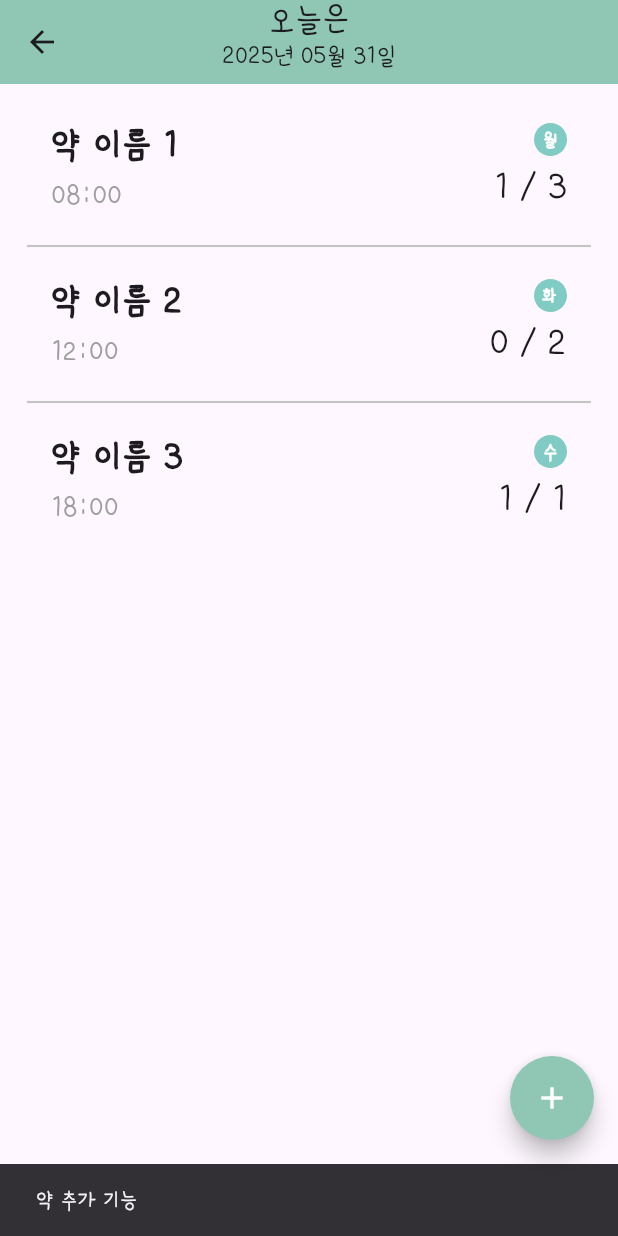
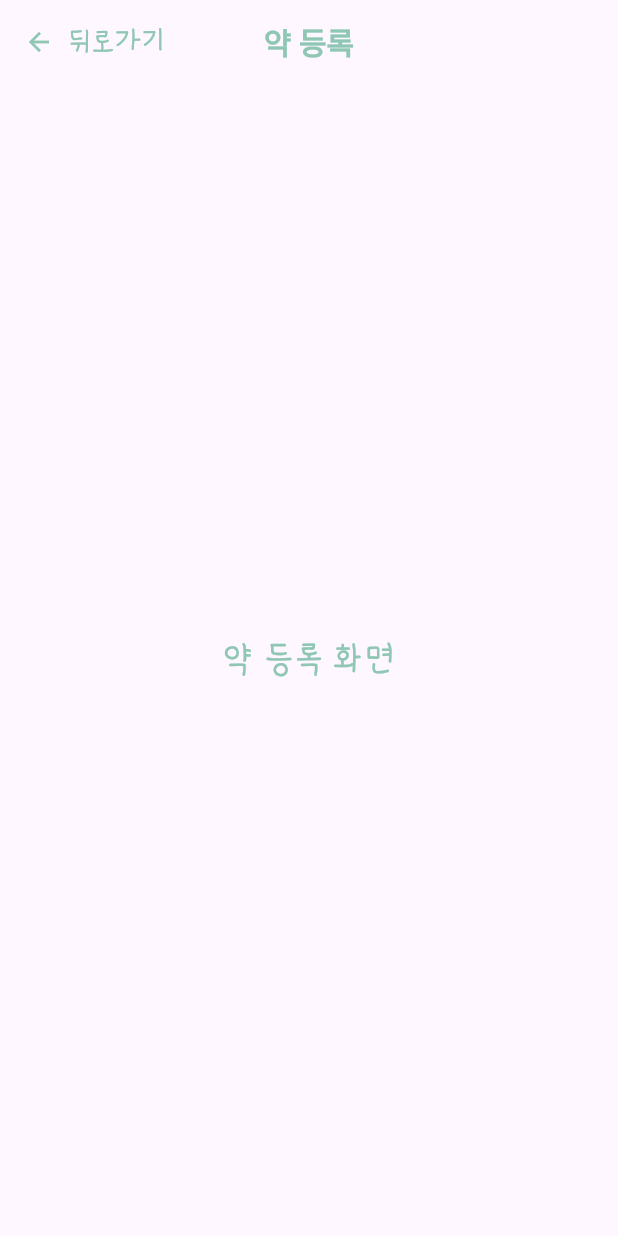
Before and after one commit to DrugManager/Drug, a Flutter app: the HomeScreen screen opened directly, after a tap on the "add" icon, on a phone screen of 412 x 824 dp. Run offline on Flutter 3.47's test engine with Material 3 defaults, Android fonts, the phone set to English and light mode, and no system bars; drawn by our look-alikes of flutter_slidable.

Commit message:
[Feat] #6 약 등록 페이지 경로 추가

```diff
--- /dev/null
+++ b/lib/features/add_drug/add_drug_screen.dart
@@ -0,0 +1,35 @@
+//TODO - 약 등록 화면
+import 'package:flutter/material.dart';
+import 'package:drug/resources/colors.dart';
+
+class AddDrugScreen extends StatelessWidget {
+  const AddDrugScreen({super.key});
+
+  @override
+  Widget build(BuildContext context) {
+    return Scaffold(
+      appBar: AppBar(
+        centerTitle: true,
+        backgroundColor: Colors.transparent,
+        title: const Text('약 등록'),
+        titleTextStyle: TextStyle(
+          color: mainColor,
+          fontSize: 20,
+          fontWeight: FontWeight.bold,
+        ),
+        leading: TextButton.icon(
+          onPressed: () => Navigator.pop(context),
+          icon: Icon(Icons.arrow_back, color: mainColor, size: 20),
+          label: Text('뒤로가기', style: TextStyle(color: mainColor, fontSize: 20)),
+        ),
+        leadingWidth: 130,
+      ),
+      body: Center(
+        child: Text(
+          '약 등록 화면',
+          style: TextStyle(fontSize: 24, color: mainColor),
+        ),
+      ),
+    );
+  }
+}
--- a/lib/features/home/home_screen.dart
+++ b/lib/features/home/home_screen.dart
@@ -2,6 +2,7 @@ import 'package:flutter/material.dart';
 import 'package:intl/intl.dart';
 import 'package:drug/resources/colors.dart';
 import 'package:drug/features/home/widget/drug_list_widget.dart';
+import 'package:drug/features/add_drug/add_drug_screen.dart';
 
 class HomeScreen extends StatelessWidget {
   const HomeScreen({super.key});
@@ -26,10 +27,10 @@ class HomeScreen extends StatelessWidget {
       body: drugList(),
       floatingActionButton: FloatingActionButton(
         onPressed: () {
-          //TODO - 약 추가 기능 구현
-          ScaffoldMessenger.of(
+          Navigator.push(
             context,
-          ).showSnackBar(const SnackBar(content: Text('약 추가 기능')));
+            MaterialPageRoute(builder: (context) => const AddDrugScreen()),
+          );
         },
         shape: RoundedRectangleBorder(borderRadius: BorderRadius.circular(50)),
         backgroundColor: mainColor,
```
